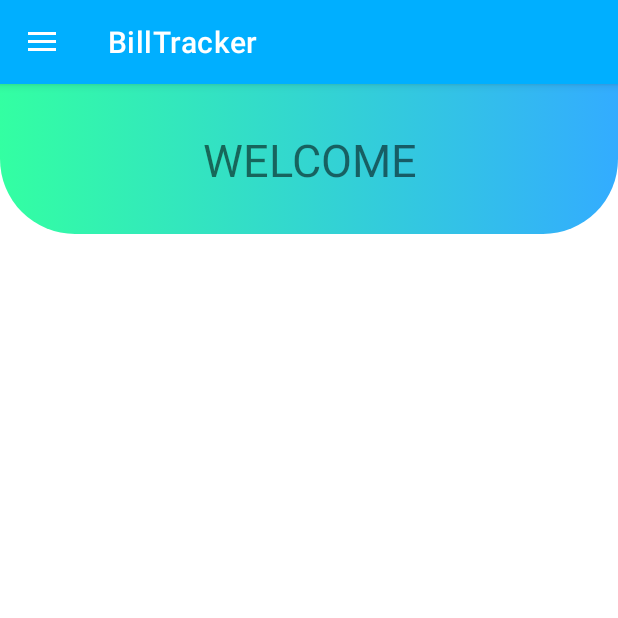
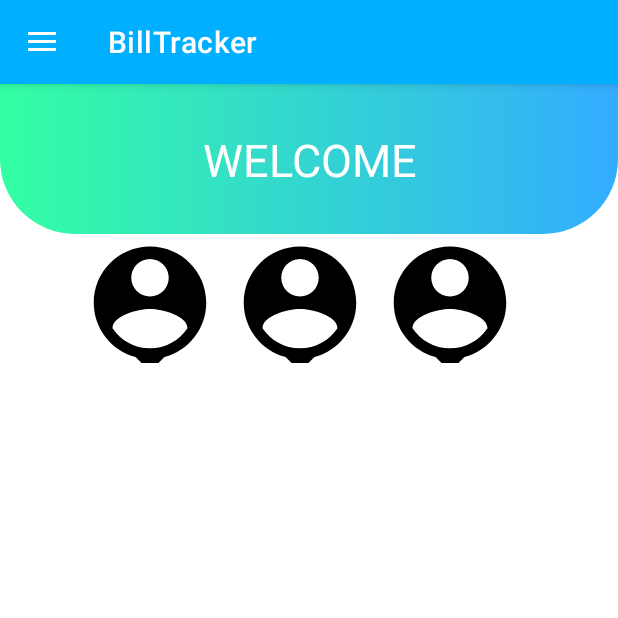
Before and after one commit to SankalpaLokuliyanage/BillTracker, an Android app: the HomeFragment screen opened directly, with no data from a screen before it, on a phone screen of 412 x 824 dp, the top half of it. Run offline under Robolectric (Android 15) with nearby library versions, the phone set to English and light mode, and no system bars; our stand-ins replace Firebase (no records; nobody signed in at launch, a user with empty details on screens opened directly); 2 statements that could not run were skipped.

Commit message:
start to develop home fragment

```diff
--- a/app/src/main/java/com/example/billtrackermobile/HomeFragment.java
+++ b/app/src/main/java/com/example/billtrackermobile/HomeFragment.java
@@ -10,15 +10,25 @@ import androidx.fragment.app.Fragment;
 import android.view.LayoutInflater;
 import android.view.View;
 import android.view.ViewGroup;
+import android.widget.TextView;
 
 
+import com.example.billtrackermobile.models.userModels;
+import com.google.firebase.auth.FirebaseAuth;
+import com.google.firebase.database.DataSnapshot;
+import com.google.firebase.database.DatabaseError;
+import com.google.firebase.database.FirebaseDatabase;
+import com.google.firebase.database.ValueEventListener;
 
 import java.util.ArrayList;
 
 
 public class HomeFragment extends Fragment {
 
+    TextView number;
 
+    FirebaseAuth auth;
+    FirebaseDatabase database;
 
 
     @Override
@@ -27,6 +37,25 @@ public class HomeFragment extends Fragment {
         // Inflate the layout for this fragment
         View root = inflater.inflate(R.layout.fragment_home, container, false);
 
+        auth = FirebaseAuth.getInstance();
+        database = FirebaseDatabase.getInstance();
+
+        number = root.findViewById(R.id.usernumber);
+
+        database.getReference().child("users").child(FirebaseAuth.getInstance().getUid())
+                .addListenerForSingleValueEvent(new ValueEventListener() {
+                    @Override
+                    public void onDataChange(@NonNull DataSnapshot snapshot) {
+                        userModels userModel = snapshot.getValue(userModels.class);
+                        number.setText(userModel.getNumber());
+                    }
+
+                    @Override
+                    public void onCancelled(@NonNull DatabaseError error) {
+
+                    }
+                });
+
 
         return root;
     }
--- a/app/src/main/res/layout/fragment_home.xml
+++ b/app/src/main/res/layout/fragment_home.xml
@@ -7,46 +7,53 @@
     tools:context=".HomeFragment">
 
 
-    <ScrollView
-        android:id="@+id/scroll_view"
-        android:layout_width="match_parent"
-        android:layout_height="match_parent">
-
-        <androidx.constraintlayout.widget.ConstraintLayout
-            android:layout_width="match_parent"
-            android:layout_height="wrap_content">
-
     <LinearLayout
+        android:id="@+id/linearlayout_numbertext"
         android:layout_width="match_parent"
         android:layout_height="100dp"
+        android:background="@drawable/dashboardtopgradient"
         android:orientation="vertical"
-            android:background="@drawable/dashboardtopgradient"
         tools:ignore="MissingConstraints">
 
 
         <TextView
+            android:id="@+id/usernumber"
             android:layout_width="match_parent"
             android:layout_height="match_parent"
+            android:layout_marginTop="30dp"
             android:text="WELCOME"
             android:textAlignment="center"
-                android:textSize="30dp"
-                android:layout_marginTop="30dp"/>
+            android:textColor="@color/white"
+            android:textSize="30dp" />
 
+    </LinearLayout>
 
+    <LinearLayout
+        android:layout_width="wrap_content"
+        android:layout_height="wrap_content"
+        android:layout_alignBottom="@+id/linearlayout_numbertext"
+        android:layout_marginTop="100dp"
+        android:layout_marginStart="50dp"
+        android:layout_marginEnd="50dp"
+        android:layout_marginBottom="-86dp">
 
+        <ImageView
+            android:layout_width="100dp"
+            android:layout_height="100dp"
+            android:src="@drawable/profile" />
+
+        <ImageView
+            android:layout_width="100dp"
+            android:layout_height="100dp"
+            android:src="@drawable/profile" />
+
+        <ImageView
+            android:layout_width="100dp"
+            android:layout_height="100dp"
+            android:src="@drawable/profile" />
 
 
     </LinearLayout>
 
-        </androidx.constraintlayout.widget.ConstraintLayout>
-
-
-
-
-
-    </ScrollView>
-
-
-
 
 </RelativeLayout>
```
Lines whose indentation alone changed are shown as unchanged.
